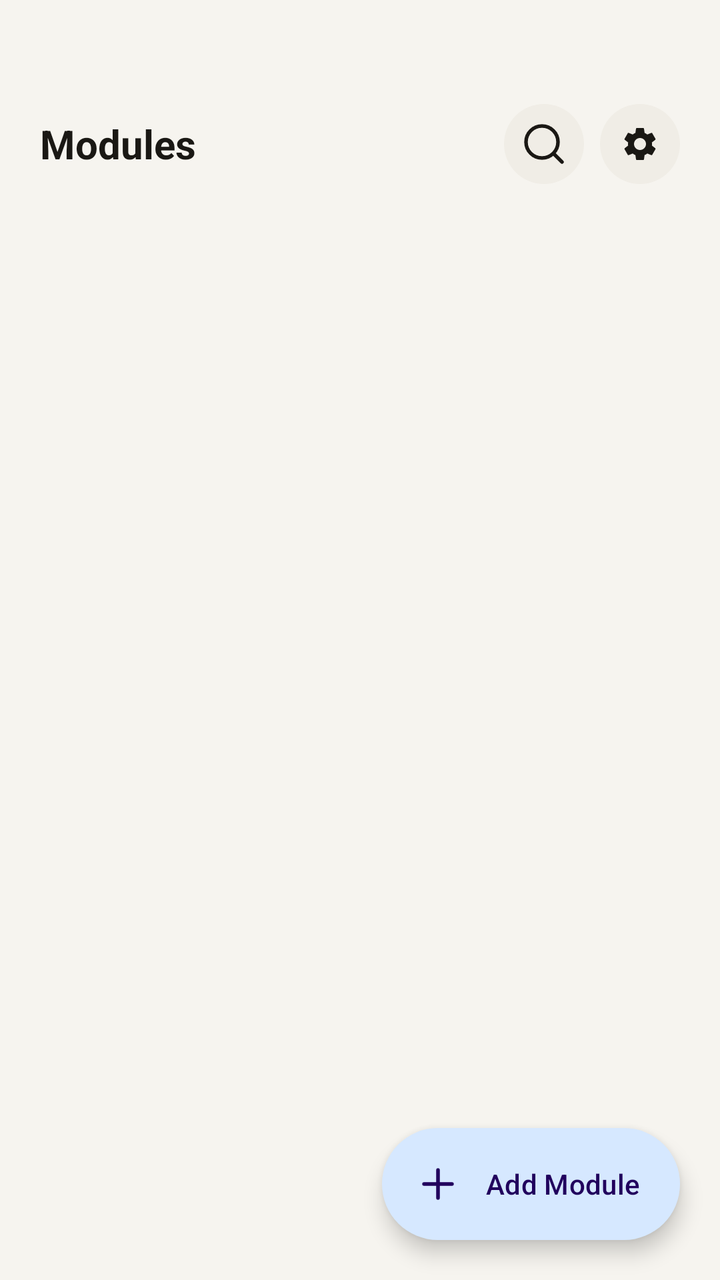
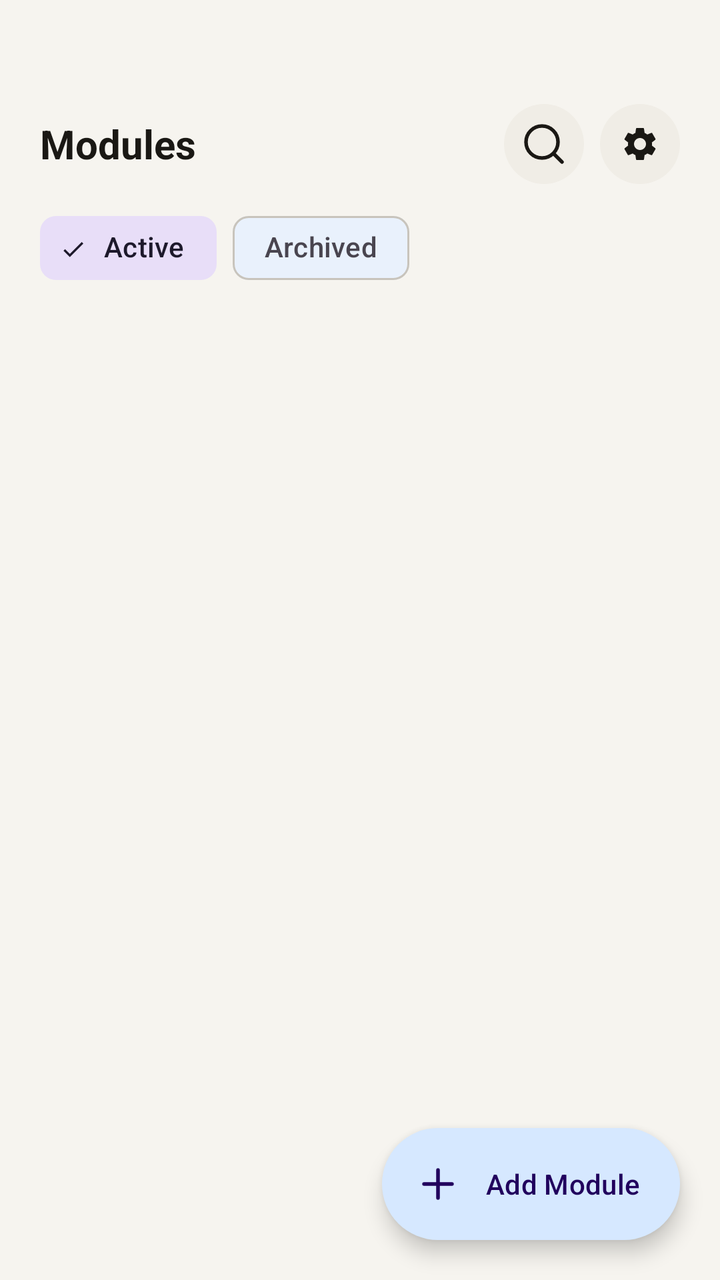

An Android layout rendered at two revisions. The XML below is the earlier revision; the diff shows what the commit changed to produce the second picture.
<!-- AndroidManifest.xml: application theme Theme.MPProject -->
<!-- res/layout/fragment_modules.xml -->
<?xml version="1.0" encoding="utf-8"?>
<androidx.coordinatorlayout.widget.CoordinatorLayout xmlns:android="http://schemas.android.com/apk/res/android"
    xmlns:app="http://schemas.android.com/apk/res-auto"
    android:layout_width="match_parent"
    android:layout_height="match_parent"
    android:background="?android:colorBackground">

    
    <com.google.android.material.appbar.AppBarLayout
        android:id="@+id/app_bar"
        android:layout_width="match_parent"
        android:layout_height="wrap_content"
        android:background="?android:colorBackground"
        android:elevation="4dp"
        app:liftOnScroll="false">

        <LinearLayout
            android:layout_width="match_parent"
            android:layout_height="wrap_content"
            android:orientation="vertical"
            android:paddingHorizontal="20dp"
            android:paddingTop="52dp"
            android:paddingBottom="12dp"
            app:layout_scrollFlags="noScroll">

            
            <LinearLayout
                android:layout_width="match_parent"
                android:layout_height="wrap_content"
                android:gravity="center_vertical"
                android:orientation="horizontal">

                <TextView
                    android:layout_width="0dp"
                    android:layout_height="wrap_content"
                    android:layout_weight="1"
                    android:text="@string/title_modules"
                    android:textColor="?attr/colorOnBackground"
                    android:textSize="20sp"
                    android:textStyle="bold" />

                <ImageButton
                    android:id="@+id/btn_search_module"
                    android:layout_width="40dp"
                    android:layout_height="40dp"
                    android:background="@drawable/bg_circle_surface"
                    android:contentDescription="Search modules"
                    android:src="@drawable/ic_search"
                    app:tint="?attr/colorOnSurface" />

                <ImageButton
                    android:id="@+id/btn_settings"
                    android:layout_width="40dp"
                    android:layout_height="40dp"
                    android:layout_marginStart="8dp"
                    android:background="@drawable/bg_circle_surface"
                    android:contentDescription="Settings"
                    android:src="@drawable/ic_settings"
                    app:tint="?attr/colorOnSurface" />
            </LinearLayout>

            
            <LinearLayout
                android:id="@+id/search_row"
                android:layout_width="match_parent"
                android:layout_height="wrap_content"
                android:layout_marginTop="8dp"
                android:orientation="horizontal"
                android:visibility="gone">

                <com.google.android.material.textfield.TextInputLayout
                    android:id="@+id/layout_search_module"
                    style="@style/Widget.Material3.TextInputLayout.OutlinedBox"
                    android:layout_width="match_parent"
                    android:layout_height="wrap_content"
                    android:hint="Search modules"
                    app:boxCornerRadiusBottomEnd="12dp"
                    app:boxCornerRadiusBottomStart="12dp"
                    app:boxCornerRadiusTopEnd="12dp"
                    app:boxCornerRadiusTopStart="12dp"
                    app:endIconMode="clear_text">

                    <com.google.android.material.textfield.TextInputEditText
                        android:id="@+id/et_search_module"
                        android:layout_width="match_parent"
                        android:layout_height="wrap_content"
                        android:imeOptions="actionSearch"
                        android:inputType="text"
                        android:maxLines="1" />
                </com.google.android.material.textfield.TextInputLayout>
            </LinearLayout>
        </LinearLayout>
    </com.google.android.material.appbar.AppBarLayout>

    
    <androidx.recyclerview.widget.RecyclerView
        android:id="@+id/rv_modules"
        android:layout_width="match_parent"
        android:layout_height="match_parent"
        android:clipToPadding="false"
        android:paddingHorizontal="16dp"
        android:paddingBottom="24dp"
        app:layout_behavior="@string/appbar_scrolling_view_behavior" />

    <com.google.android.material.floatingactionbutton.ExtendedFloatingActionButton
        android:id="@+id/fab_add_module"
        android:layout_width="wrap_content"
        android:layout_height="wrap_content"
        android:layout_gravity="bottom|end"
        android:layout_margin="20dp"
        android:text="Add Module"
        app:icon="@drawable/ic_add"
        app:shapeAppearanceOverlay="@style/ShapeAppearance.MPProject.FAB" />

</androidx.coordinatorlayout.widget.CoordinatorLayout>
<!-- resources referenced by this layout -->
<resources>
  <!-- drawable bg_circle_surface (drawable) -->
  <?xml version="1.0" encoding="utf-8"?>
  <shape xmlns:android="http://schemas.android.com/apk/res/android"
      android:shape="oval">
      <solid android:color="?attr/colorSurfaceVariant" />
  </shape>
  <!-- drawable ic_add (drawable) -->
  <vector xmlns:android="http://schemas.android.com/apk/res/android"
      android:width="24dp"
      android:height="24dp"
      android:viewportWidth="24"
      android:viewportHeight="24">
      <path
          android:fillColor="@android:color/transparent"
          android:pathData="M12,5V19M5,12H19"
          android:strokeColor="?attr/colorOnSurface"
          android:strokeWidth="1.8"
          android:strokeLineCap="round" />
  </vector>
  <!-- drawable ic_search (drawable) -->
  <vector xmlns:android="http://schemas.android.com/apk/res/android"
      android:width="24dp"
      android:height="24dp"
      android:viewportWidth="24"
      android:viewportHeight="24">
      <path
          android:fillColor="@android:color/transparent"
          android:pathData="M11,19A8,8 0,1 0,11 3A8,8 0,0 0,11 19ZM21,21L16.65,16.65"
          android:strokeColor="?attr/colorOnSurface"
          android:strokeWidth="1.8"
          android:strokeLineCap="round"
          android:strokeLineJoin="round" />
  </vector>
  <!-- drawable ic_settings (drawable) -->
  <vector xmlns:android="http://schemas.android.com/apk/res/android"
      android:width="20dp"
      android:height="20dp"
      android:viewportWidth="24"
      android:viewportHeight="24">
      <path
          android:fillColor="#FF000000"
          android:pathData="M19.14,12.94c0.04-0.3,0.06-0.61,0.06-0.94c0-0.32-0.02-0.64-0.07-0.94l2.03-1.58c0.18-0.14,0.23-0.41,0.12-0.61l-1.92-3.32c-0.12-0.22-0.37-0.29-0.59-0.22l-2.39,0.96c-0.5-0.38-1.03-0.7-1.62-0.94L14.4,2.81c-0.04-0.24-0.24-0.41-0.48-0.41h-3.84c-0.24,0-0.43,0.17-0.47,0.41L9.25,5.35C8.66,5.59,8.12,5.92,7.63,6.29L5.24,5.33c-0.22-0.08-0.47,0-0.59,0.22L2.74,8.87C2.62,9.08,2.66,9.34,2.86,9.48l2.03,1.58C4.84,11.36,4.8,11.69,4.8,12s0.02,0.64,0.07,0.94l-2.03,1.58c-0.18,0.14-0.23,0.41-0.12,0.61l1.92,3.32c0.12,0.22,0.37,0.29,0.59,0.22l2.39-0.96c0.5,0.38,1.03,0.7,1.62,0.94l0.36,2.54c0.05,0.24,0.24,0.41,0.48,0.41h3.84c0.24,0,0.44-0.17,0.47-0.41l0.36-2.54c0.59-0.24,1.13-0.56,1.62-0.94l2.39,0.96c0.22,0.08,0.47,0,0.59-0.22l1.92-3.32c0.12-0.22,0.07-0.47-0.12-0.61L19.14,12.94zM12,15.6c-1.98,0-3.6-1.62-3.6-3.6s1.62-3.6,3.6-3.6s3.6,1.62,3.6,3.6S13.98,15.6,12,15.6z" />
  </vector>
  <string name="title_modules">Modules</string>
  <style name="ShapeAppearance.MPProject.FAB" parent="">
          <item name="cornerFamily">rounded</item>
          <item name="cornerSize">50%</item>
      </style>
  <color name="primary_light">#1A6FE0</color>
  <color name="on_primary">#FFFFFF</color>
  <color name="primary_container_light">#D6E8FF</color>
  <color name="surface_light">#FFFFFF</color>
  <color name="surface_raised_light">#F0EDE6</color>
  <color name="bg_light">#F6F4EF</color>
  <color name="on_bg_light">#1A1814</color>
  <color name="outline_light">#C8C4BC</color>
  <color name="error">#DC2626</color>
  <color name="on_error">#FFFFFF</color>
  <style name="Widget.MPProject.BottomNavigationView" parent="Widget.Material3.BottomNavigationView">
          <item name="android:background">@color/surface_light</item>
          <item name="itemIconTint">@color/bottom_nav_item_color</item>
          <item name="itemTextColor">@color/bottom_nav_item_color</item>
          <item name="labelVisibilityMode">labeled</item>
      </style>
  <!-- unchanged entries left out for length: 1 -->
</resources>

<!-- the commit's change to res/layout/fragment_modules.xml (unified diff, before → after) -->
@@ -89,6 +89,32 @@
                         android:maxLines="1" />
                 </com.google.android.material.textfield.TextInputLayout>
             </LinearLayout>
+
+            
+            <com.google.android.material.chip.ChipGroup
+                android:id="@+id/chip_group_filter"
+                android:layout_width="wrap_content"
+                android:layout_height="wrap_content"
+                android:layout_marginTop="8dp"
+                app:selectionRequired="true"
+                app:singleSelection="true">
+
+                <com.google.android.material.chip.Chip
+                    android:id="@+id/chip_active"
+                    style="@style/Widget.Material3.Chip.Filter"
+                    android:layout_width="wrap_content"
+                    android:layout_height="wrap_content"
+                    android:checked="true"
+                    android:text="Active" />
+
+                <com.google.android.material.chip.Chip
+                    android:id="@+id/chip_archived"
+                    style="@style/Widget.Material3.Chip.Filter"
+                    android:layout_width="wrap_content"
+                    android:layout_height="wrap_content"
+                    android:text="Archived" />
+
+            </com.google.android.material.chip.ChipGroup>
         </LinearLayout>
     </com.google.android.material.appbar.AppBarLayout>
 
